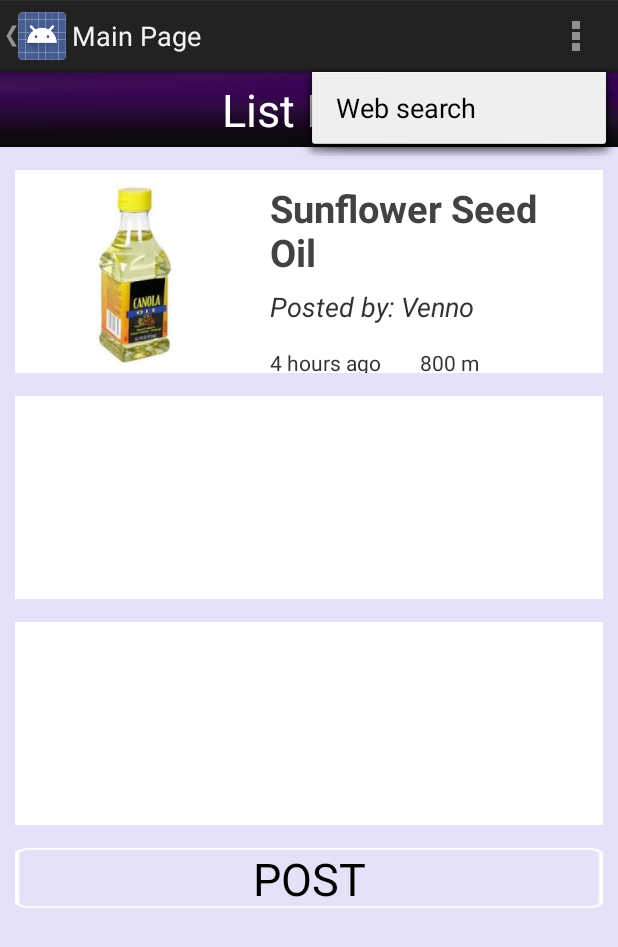
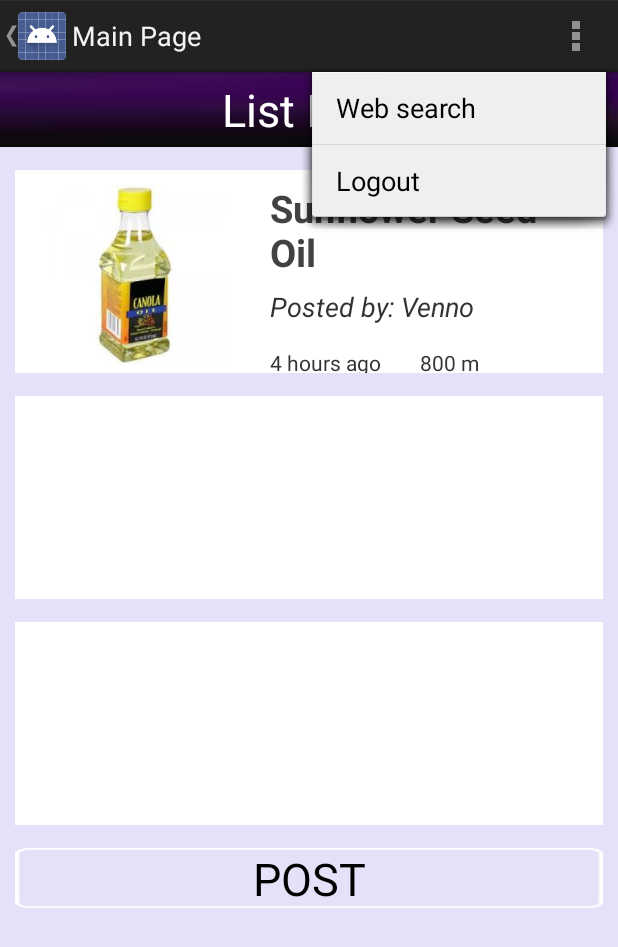
Before and after one commit to xingweicmu/Neighbor2you, an Android app: the MainPageActivity screen opened directly, with no data from a screen before it, with the options menu open, on a phone screen of 412 x 824 dp. Shown: the top 947 px of the screen. Run offline under Robolectric (Android 15) with nearby library versions, the phone set to English and light mode, and no system bars; 2 statements that could not run were skipped.

Commit message:
Added logout function for testing

```diff
--- a/app/src/main/res/menu/main.xml
+++ b/app/src/main/res/menu/main.xml
@@ -18,4 +18,7 @@
     <item android:id="@+id/action_websearch"
           android:icon="@drawable/action_search"
           android:title="@string/action_websearch" />
+    <item android:id="@+id/action_logout"
+        android:icon="@drawable/action_search"
+        android:title="@string/logout" />
 </menu>
```
Also changed, not shown: app/src/main/java/com/cmu/neighbor2you/ui/MainPageActivity.java (+9 -10 lines).
